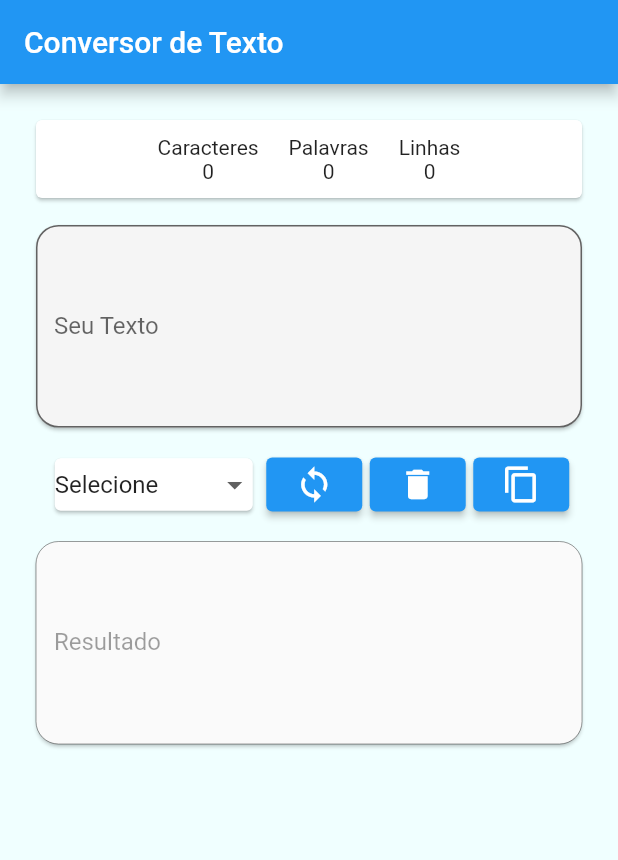
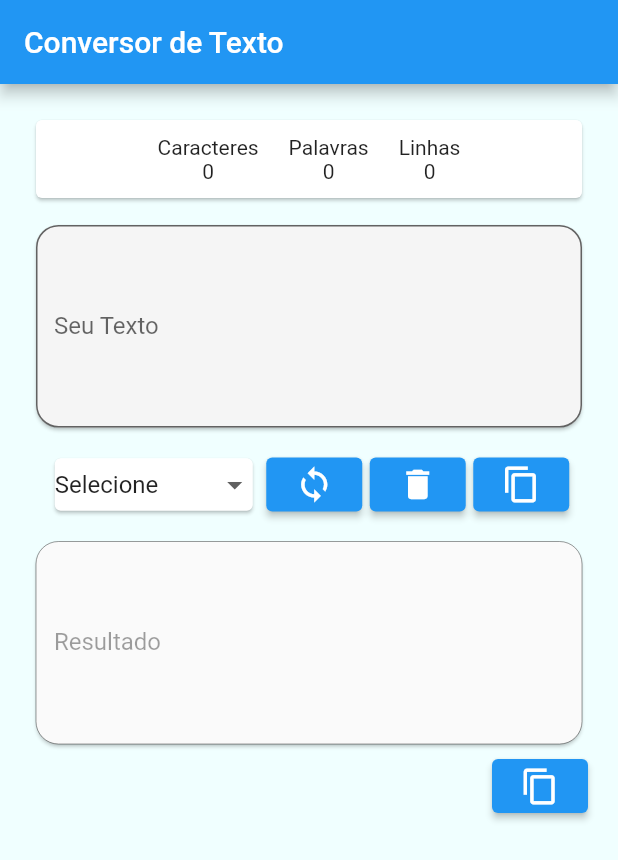
Before and after one commit to LeandroLS-archived/conversor-texto-app, a Flutter app: the screen it shows after launch, on a phone screen of 412 x 824 dp. Shown: the top 860 px of the screen. Run offline on Flutter 3.47's test engine with Material 2 defaults, Android fonts, the phone set to English and light mode, and no system bars.

Commit message:
opção copiar texto convertido

```diff
--- a/lib/widgets/text_areas.dart
+++ b/lib/widgets/text_areas.dart
@@ -1,5 +1,5 @@
 import 'package:flutter/material.dart';
-
+import 'package:flutter/services.dart';
 import '../widgets/text_details_bar.dart';
 import '../widgets/buttons.dart';
 
@@ -10,12 +10,13 @@ class TextAreas extends StatefulWidget {
 
 class _TextAreasState extends State<TextAreas> {
   final _formKey = GlobalKey<FormState>();
-  void apagarTexto(){
+  void apagarTexto() {
     setState(() {
       userTextController.text = '';
       textConvertedController.text = '';
     });
   }
+
   final textConvertedController = TextEditingController();
   final userTextController = TextEditingController();
 
@@ -50,7 +51,7 @@ class _TextAreasState extends State<TextAreas> {
                     return null;
                   },
                   onChanged: (text) {
-                    setState((){});
+                    setState(() {});
                   },
                 ),
               ),
@@ -60,8 +61,7 @@ class _TextAreasState extends State<TextAreas> {
                     formKey: _formKey,
                     textConvertedController: textConvertedController,
                     userTextController: userTextController,
-                  apagarTextoHandler: apagarTexto
-                ),
+                    apagarTextoHandler: apagarTexto),
               ),
             ],
           ),
@@ -82,6 +82,31 @@ class _TextAreasState extends State<TextAreas> {
             ),
           ),
         ),
+        Row(
+          mainAxisAlignment: MainAxisAlignment.end,
+          children: [
+            Container(
+              child: ElevatedButton(
+                onPressed: () {
+                  if (this._formKey.currentState.validate()) {
+                    Clipboard.setData(
+                      ClipboardData(text: textConvertedController.text),
+                    );
+                    Scaffold.of(context).showSnackBar(SnackBar(
+                      content: Text('Texto convertido copiado.'),
+                    ));
+                  }
+                },
+                child: Icon(
+                  Icons.content_copy,
+                  color: Colors.white,
+                  size: 26,
+                  semanticLabel: 'Copiar',
+                ),
+              ),
+            )
+          ],
+        )
       ],
     );
   }
```
Lines whose indentation alone changed are shown as unchanged.
